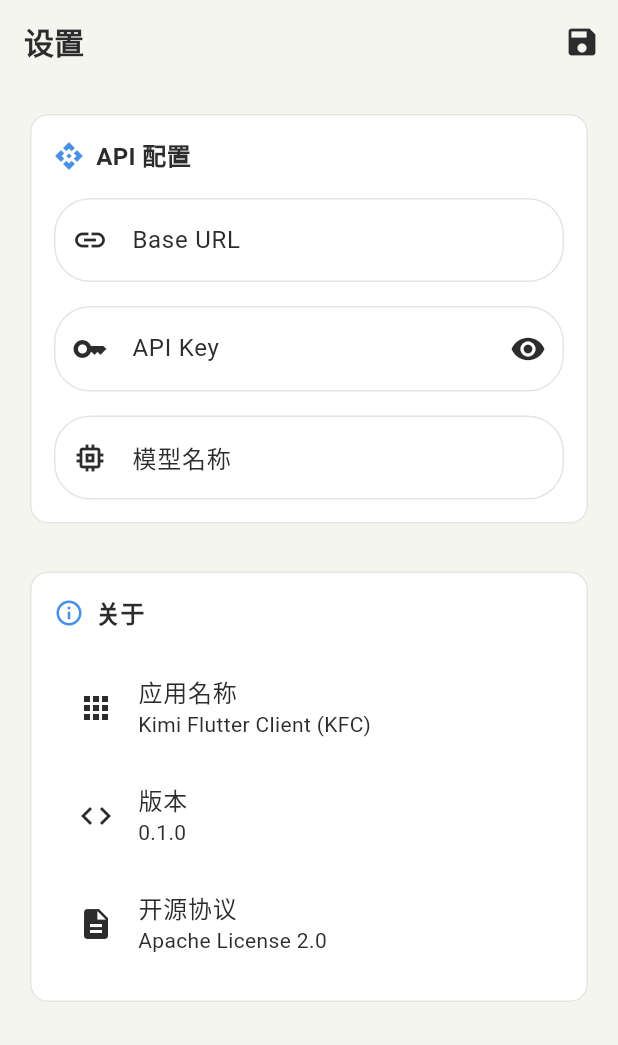
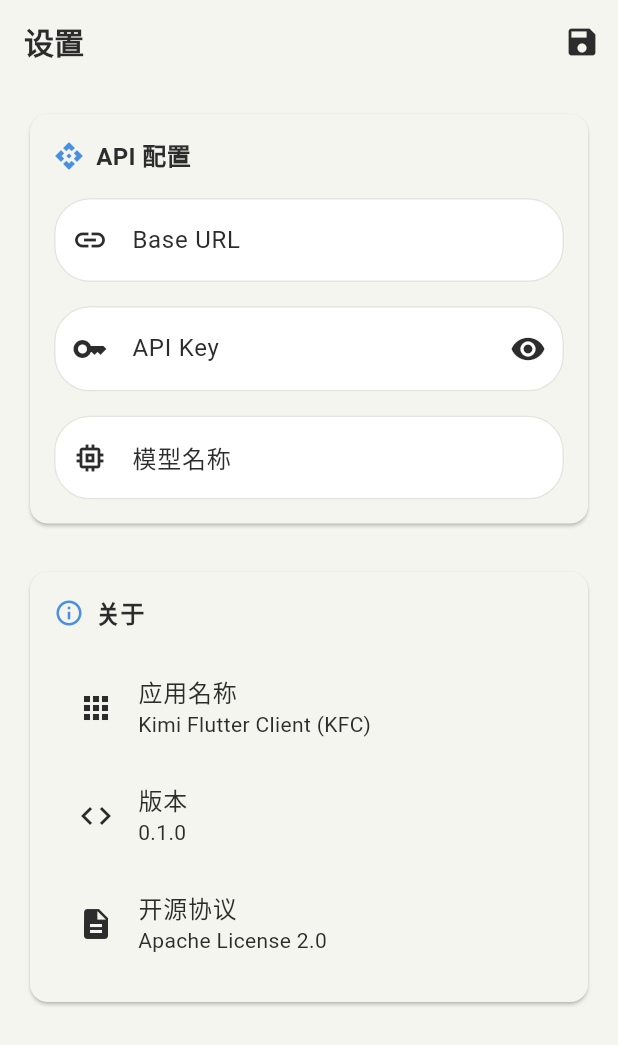
Before and after one commit to king0929zion/KFC, a Flutter app: the screen it shows after launch, after a tap on "跳过", after a tap on "配置 API", on a phone screen of 412 x 824 dp. Shown: the top 1045 px of the screen. Run offline on Flutter 3.47's test engine with Material 3 defaults, Android fonts, the phone set to English and light mode, and no system bars; our stand-ins replace flutter_highlight, shared_preferences, sqflite; accounts and stored records are empty.

Commit message:
fix: Remove cardTheme configuration to resolve CardThemeData error

```diff
--- a/lib/config/theme.dart
+++ b/lib/config/theme.dart
@@ -48,14 +48,6 @@ class AppTheme {
       ),
 
       // Card 主题
-      cardTheme: CardThemeData(
-        color: cardBackground,
-        elevation: 0,
-        shape: RoundedRectangleBorder(
-          borderRadius: BorderRadius.circular(12),
-          side: const BorderSide(color: borderColor, width: 1),
-        ),
-      ),
 
       // 输入框主题
       inputDecorationTheme: InputDecorationTheme(
```
